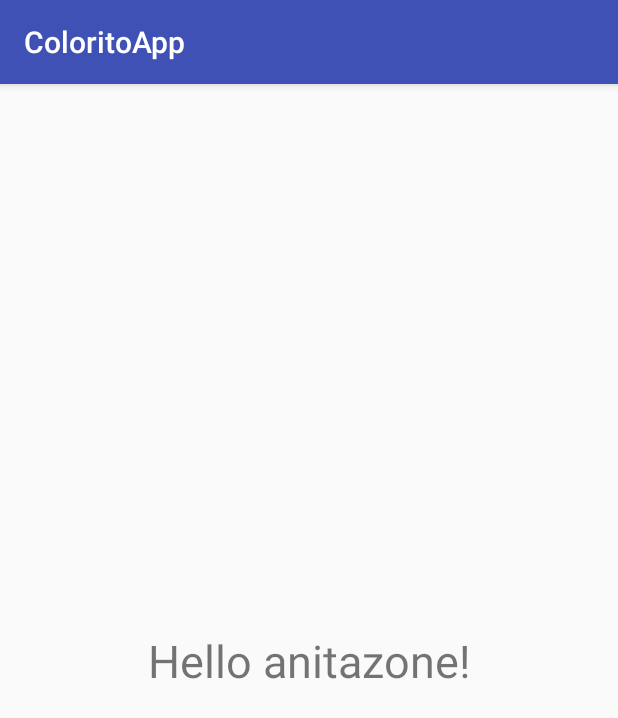
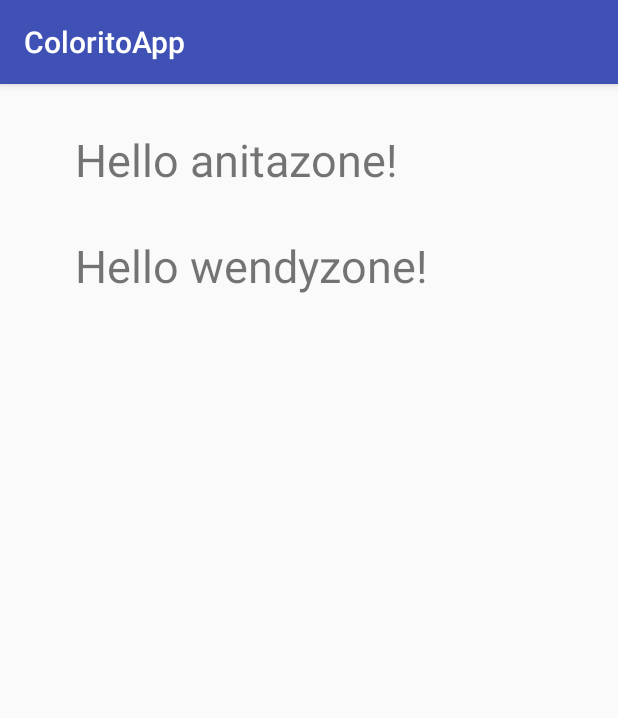
Before and after one commit to wendy999/ColoritoApp, an Android app: the screen it shows after launch (SplachActivity), on a phone screen of 412 x 824 dp. Shown: the top 718 px of the screen. Run offline under Robolectric (Android 15) with nearby library versions, the phone set to English and light mode, and no system bars.

Commit message:
AGREGUE UN TEXTVIEW CON EL MENSAJE HOLA WENDYZONE

```diff
--- a/app/src/main/res/layout/activity_splach.xml
+++ b/app/src/main/res/layout/activity_splach.xml
@@ -1,19 +1,30 @@
 <?xml version="1.0" encoding="utf-8"?>
-<android.support.constraint.ConstraintLayout xmlns:android="http://schemas.android.com/apk/res/android"
+<LinearLayout xmlns:android="http://schemas.android.com/apk/res/android"
     xmlns:app="http://schemas.android.com/apk/res-auto"
     xmlns:tools="http://schemas.android.com/tools"
     android:layout_width="match_parent"
     android:layout_height="match_parent"
-    tools:context="com.platzi.coloritoapp.SplachActivity">
+    tools:context="com.platzi.coloritoapp.SplachActivity"
+    android:orientation="vertical">
+
+    <TextView
+    android:layout_width="wrap_content"
+    android:layout_height="wrap_content"
+    android:text="Hello anitazone!"
+    android:textSize="30dp"
+    android:layout_marginTop="30dp"
+    android:layout_marginLeft="50dp"
+    />
 
     <TextView
         android:layout_width="wrap_content"
         android:layout_height="wrap_content"
-        android:text="Hello anitazone!"
+        android:text="Hello wendyzone!"
         android:textSize="30dp"
-        app:layout_constraintBottom_toBottomOf="parent"
-        app:layout_constraintLeft_toLeftOf="parent"
-        app:layout_constraintRight_toRightOf="parent"
-        app:layout_constraintTop_toTopOf="parent" />
+        android:layout_marginTop="30dp"
+        android:layout_marginLeft="50dp"
+        />
 
-</android.support.constraint.ConstraintLayout>
+
+
+</LinearLayout>
```
